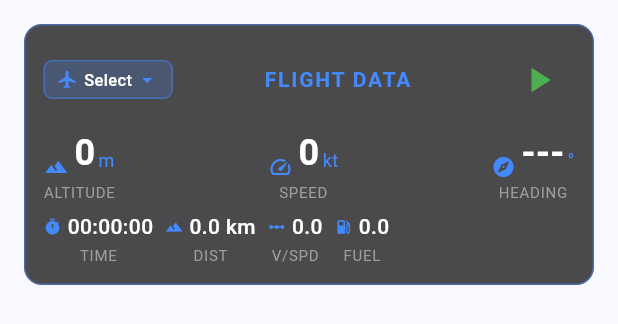
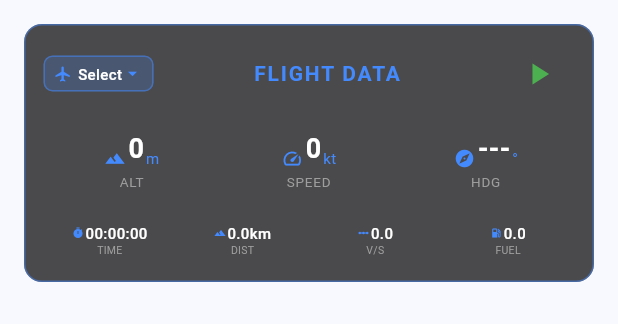
Before and after one commit to QualityUnit/captainvfr, a Flutter app: the FlightDashboard widget shown alone on an empty page, opened directly, on a phone screen of 412 x 824 dp. Shown: the top 324 px of the screen. Run offline on Flutter 3.47's test engine with Material 3 defaults, Android fonts, the phone set to English and light mode, and no system bars; our stand-ins replace fl_chart, flutter_compass, flutter_map, geolocator, hive, hive_flutter and 5 more; accounts and stored records are empty; network calls fail.

Commit message:
fixes in flight data panel

```diff
--- a/lib/services/flight_service.dart
+++ b/lib/services/flight_service.dart
@@ -723,6 +723,10 @@ class FlightService with ChangeNotifier {
   // Get the total moving time of the current flight
   Duration get movingTime {
     if (_startTime == null) return Duration.zero;
+    if (_flightPath.isEmpty) {
+      // If no flight path data, return time since start if tracking, otherwise zero
+      return _isTracking ? DateTime.now().difference(_startTime!) : Duration.zero;
+    }
     final endTime = _isTracking ? DateTime.now() : _flightPath.last.timestamp;
     return endTime.difference(_startTime!);
   }
--- a/lib/widgets/flight_dashboard.dart
+++ b/lib/widgets/flight_dashboard.dart
@@ -1,4 +1,4 @@
-
+import 'dart:math';
 import 'package:flutter/material.dart';
 import 'package:provider/provider.dart';
 import 'package:latlong2/latlong.dart';
@@ -47,6 +47,11 @@ class FlightDashboard extends StatelessWidget {
 
     return Container(
       margin: const EdgeInsets.all(16.0),
+      constraints: const BoxConstraints(
+        minHeight: 120,
+        maxHeight: 200,
+        minWidth: 300,
+      ),
       child: Material(
         color: Colors.transparent,
         child: Container(
@@ -56,26 +61,28 @@ class FlightDashboard extends StatelessWidget {
             borderRadius: BorderRadius.circular(12.0),
             border: Border.all(color: const Color(0x7F448AFF), width: 1.0), // Blue accent with 0.5 opacity
           ),
-          child: LayoutBuilder(
-            builder: (context, constraints) {
-              return SingleChildScrollView(
-                child: IntrinsicHeight(
           child: Column(
             mainAxisSize: MainAxisSize.min,
             crossAxisAlignment: CrossAxisAlignment.start,
             children: [
-                      _buildHeader(context, flightService),
+              // Header with fixed height
+              SizedBox(
+                height: 40,
+                child: _buildHeader(context, flightService),
+              ),
               const SizedBox(height: 8),
-                      Flexible(
+              // Main indicators with fixed height
+              SizedBox(
+                height: 60,
                 child: _buildMainIndicators(context, flightService, barometerService),
               ),
-                      const SizedBox(height: 6),
-                      _buildSecondaryIndicators(context, flightService, barometerService),
+              const SizedBox(height: 8),
+              // Secondary indicators with fixed height
+              SizedBox(
+                height: 30,
+                child: _buildSecondaryIndicators(context, flightService, barometerService),
+              ),
             ],
-                  ),
-                ),
-              );
-            },
           ),
         ),
       ),
@@ -87,8 +94,13 @@ class FlightDashboard extends StatelessWidget {
       mainAxisAlignment: MainAxisAlignment.spaceBetween,
       children: [
         // Compact aircraft selection at top-left
-        _buildCompactAircraftSelector(context, flightService),
-        const Text(
+        Flexible(
+          flex: 2,
+          child: _buildCompactAircraftSelector(context, flightService),
+        ),
+        const Flexible(
+          flex: 3,
+          child: Text(
             'FLIGHT DATA',
             style: TextStyle(
               color: Colors.blueAccent,
@@ -96,13 +108,19 @@ class FlightDashboard extends StatelessWidget {
               fontWeight: FontWeight.bold,
               letterSpacing: 1.2,
             ),
+            textAlign: TextAlign.center,
+            overflow: TextOverflow.ellipsis,
+          ),
         ),
         // Larger tracking button for better visibility
-        IconButton(
+        SizedBox(
+          width: 48,
+          height: 48,
+          child: IconButton(
             icon: Icon(
               flightService.isTracking ? Icons.stop : Icons.play_arrow,
               color: flightService.isTracking ? Colors.red : Colors.green,
-            size: 28,
+              size: 24,
             ),
             onPressed: () {
               if (flightService.isTracking) {
@@ -112,6 +130,7 @@ class FlightDashboard extends StatelessWidget {
               }
             },
             tooltip: flightService.isTracking ? 'Stop Tracking' : 'Start Tracking',
+          ),
         ),
       ],
     );
@@ -125,7 +144,7 @@ class FlightDashboard extends StatelessWidget {
         return InkWell(
           onTap: () => _showAircraftSelectionDialog(context, aircraftService, flightService),
           child: Container(
-            padding: const EdgeInsets.symmetric(horizontal: 8, vertical: 4),
+            padding: const EdgeInsets.symmetric(horizontal: 6, vertical: 4),
             decoration: BoxDecoration(
               color: Colors.blueAccent.withValues(alpha: 0.2),
               borderRadius: BorderRadius.circular(6),
@@ -134,18 +153,20 @@ class FlightDashboard extends StatelessWidget {
             child: Row(
               mainAxisSize: MainAxisSize.min,
               children: [
-                const Icon(Icons.flight, color: Colors.blueAccent, size: 14),
+                const Icon(Icons.flight, color: Colors.blueAccent, size: 12),
                 const SizedBox(width: 4),
-                Text(
+                Flexible(
+                  child: Text(
                     selectedAircraft?.name ?? 'Select',
                     style: const TextStyle(
                       color: Colors.white,
-                    fontSize: 11,
+                      fontSize: 10,
                       fontWeight: FontWeight.w500,
                     ),
+                    overflow: TextOverflow.ellipsis,
                   ),
-                const SizedBox(width: 2),
-                const Icon(Icons.arrow_drop_down, color: Colors.blueAccent, size: 16),
+                ),
+                const Icon(Icons.arrow_drop_down, color: Colors.blueAccent, size: 14),
               ],
             ),
           ),
@@ -204,102 +225,115 @@ class FlightDashboard extends StatelessWidget {
 
   Widget _buildMainIndicators(BuildContext context, FlightService flightService, BarometerService barometerService) {
     return Row(
-      mainAxisAlignment: MainAxisAlignment.spaceBetween,
+      mainAxisAlignment: MainAxisAlignment.spaceEvenly,
       children: [
-        _buildIndicator(
-          'ALTITUDE',
+        Expanded(
+          child: _buildIndicator(
+            'ALT',
             (flightService.barometricAltitude ?? 0).toStringAsFixed(0),
             'm',
             FlightIcons.altitude,
           ),
-        _buildIndicator(
+        ),
+        Expanded(
+          child: _buildIndicator(
             'SPEED',
             (flightService.currentSpeed * 1.94384).toStringAsFixed(0), // Convert m/s to knots
             'kt',
             FlightIcons.speed,
           ),
-        _buildIndicator(
-          'HEADING',
+        ),
+        Expanded(
+          child: _buildIndicator(
+            'HDG',
             flightService.currentHeading?.toStringAsFixed(0) ?? '---',
             '°',
             Icons.explore,
+          ),
         ),
       ],
     );
   }
 
   Widget _buildSecondaryIndicators(BuildContext context, FlightService flightService, BarometerService barometerService) {
-    // Reduce the number of indicators when space is tight
     final hasFlightPlan = Provider.of<FlightPlanService>(context, listen: false).currentFlightPlan != null;
 
-    return SingleChildScrollView(
-      scrollDirection: Axis.horizontal,
-      child: Row(
-        mainAxisAlignment: MainAxisAlignment.spaceBetween,
+    return Row(
+      mainAxisAlignment: MainAxisAlignment.spaceEvenly,
       children: [
-          _buildSmallIndicator(
+        Expanded(
+          child: _buildSmallIndicator(
             'TIME',
             flightService.formattedFlightTime,
             FlightIcons.time,
           ),
-          const SizedBox(width: 8),
-          _buildSmallIndicator(
+        ),
+        Expanded(
+          child: _buildSmallIndicator(
             'DIST',
-            '${(flightService.totalDistance / 1000).toStringAsFixed(1)} km',
+            '${(flightService.totalDistance / 1000).toStringAsFixed(1)}km',
             FlightIcons.distance,
           ),
-          const SizedBox(width: 8),
-          _buildSmallIndicator(
-            'V/SPD',
+        ),
+        Expanded(
+          child: _buildSmallIndicator(
+            'V/S',
             '${flightService.verticalSpeed.toStringAsFixed(1)}',
             FlightIcons.verticalSpeed,
           ),
-          const SizedBox(width: 8),
-          _buildSmallIndicator(
+        ),
+        Expanded(
+          child: _buildSmallIndicator(
             'FUEL',
             '${flightService.fuelUsed.toStringAsFixed(1)}',
             Icons.local_gas_station,
           ),
-          if (hasFlightPlan) ...[
-            const SizedBox(width: 8),
-            _buildSmallIndicator(
+        ),
+        if (hasFlightPlan)
+          Expanded(
+            child: _buildSmallIndicator(
               'NEXT',
               _buildNextWaypointInfo(flightService, context),
               Icons.flag,
             ),
+          ),
       ],
-        ],
-      ),
     );
   }
 
   Widget _buildIndicator(String label, String value, String unit, IconData icon) {
-    return Column(
+    return Container(
+      padding: const EdgeInsets.symmetric(horizontal: 4),
+      child: Column(
+        mainAxisSize: MainAxisSize.min,
+        mainAxisAlignment: MainAxisAlignment.center,
         children: [
           Row(
             mainAxisSize: MainAxisSize.min,
+            mainAxisAlignment: MainAxisAlignment.center,
             crossAxisAlignment: CrossAxisAlignment.end,
             children: [
-            Icon(icon, color: Colors.blueAccent, size: 16),
-            const SizedBox(width: 4),
-            Text(
+              Icon(icon, color: Colors.blueAccent, size: 14),
+              const SizedBox(width: 2),
+              Flexible(
+                child: Text(
                   value,
                   style: const TextStyle(
                     color: Colors.white,
-                fontSize: 24,
+                    fontSize: 18,
                     fontWeight: FontWeight.bold,
                     fontFeatures: [FontFeature.tabularFigures()],
                   ),
+                  textAlign: TextAlign.center,
+                  overflow: TextOverflow.ellipsis,
                 ),
-            const SizedBox(width: 2),
-            Padding(
-              padding: const EdgeInsets.only(bottom: 4.0),
-              child: Text(
+              ),
+              const SizedBox(width: 1),
+              Text(
                 unit,
                 style: const TextStyle(
                   color: Colors.blueAccent,
-                  fontSize: 12,
-                ),
+                  fontSize: 10,
                 ),
               ),
             ],
@@ -309,43 +343,59 @@ class FlightDashboard extends StatelessWidget {
             label,
             style: const TextStyle(
               color: Colors.grey,
-            fontSize: 10,
+              fontSize: 9,
               letterSpacing: 0.5,
             ),
+            textAlign: TextAlign.center,
+            overflow: TextOverflow.ellipsis,
           ),
         ],
+      ),
     );
   }
 
   Widget _buildSmallIndicator(String label, String value, IconData icon) {
-    return Column(
+    return Container(
+      padding: const EdgeInsets.symmetric(horizontal: 2),
+      child: Column(
+        mainAxisSize: MainAxisSize.min,
+        mainAxisAlignment: MainAxisAlignment.center,
         children: [
           Row(
             mainAxisSize: MainAxisSize.min,
+            mainAxisAlignment: MainAxisAlignment.center,
             children: [
-            Icon(icon, color: Colors.blueAccent, size: 12),
-            const SizedBox(width: 4),
-            Text(
+              Icon(icon, color: Colors.blueAccent, size: 8),
+              const SizedBox(width: 1),
+              Flexible(
+                child: Text(
                   value,
                   style: const TextStyle(
                     color: Colors.white,
-                fontSize: 14,
+                    fontSize: 10,
                     fontWeight: FontWeight.w500,
                     fontFeatures: [FontFeature.tabularFigures()],
+                  ),
+                  textAlign: TextAlign.center,
+                  overflow: TextOverflow.ellipsis,
+                  maxLines: 1,
                 ),
               ),
             ],
           ),
-        const SizedBox(height: 2),
           Text(
             label,
             style: const TextStyle(
               color: Colors.grey,
-            fontSize: 10,
-            letterSpacing: 0.5,
+              fontSize: 7,
+              letterSpacing: 0.2,
             ),
+            textAlign: TextAlign.center,
+            overflow: TextOverflow.ellipsis,
+            maxLines: 1,
           ),
         ],
+      ),
     );
   }
 
@@ -353,7 +403,12 @@ class FlightDashboard extends StatelessWidget {
   String _buildNextWaypointInfo(FlightService flightService, BuildContext context) {
     final planSvc = Provider.of<FlightPlanService>(context, listen: false);
     final plan = planSvc.currentFlightPlan;
-    if (plan == null || flightService.flightPath.isEmpty) return '--';
+    // Check for all required conditions: plan exists, has waypoints, and flight path has data
+    if (plan == null || plan.waypoints.isEmpty || flightService.flightPath.isEmpty) {
+      return '--';
+    }
+
+    try {
       final currentPos = flightService.flightPath.last.toLatLng();
       final wp = plan.waypoints.first;
       final dest = LatLng(wp.latitude, wp.longitude);
@@ -361,6 +416,10 @@ class FlightDashboard extends StatelessWidget {
       final km = meterDist / 1000;
       final speedKmh = flightService.currentSpeed * 3.6;
       final etaMin = speedKmh > 0 ? (km / speedKmh) * 60 : 0;
-    return '${km.toStringAsFixed(1)} km / ${etaMin.toStringAsFixed(0)} min';
+      return '${km.toStringAsFixed(1)}km/${etaMin.toStringAsFixed(0)}min';
+    } catch (e) {
+      // Fallback in case of any unexpected errors
+      return '--';
     }
   }
+}
```
Lines whose indentation alone changed are shown as unchanged.
